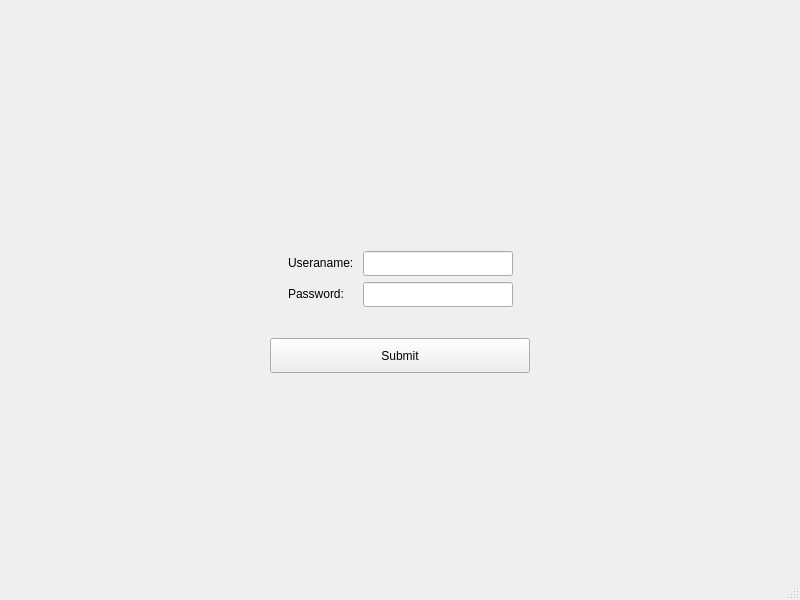
rondor1/Hands-on-QT, file Chapter2/mainwindow.ui: the form before one commit.
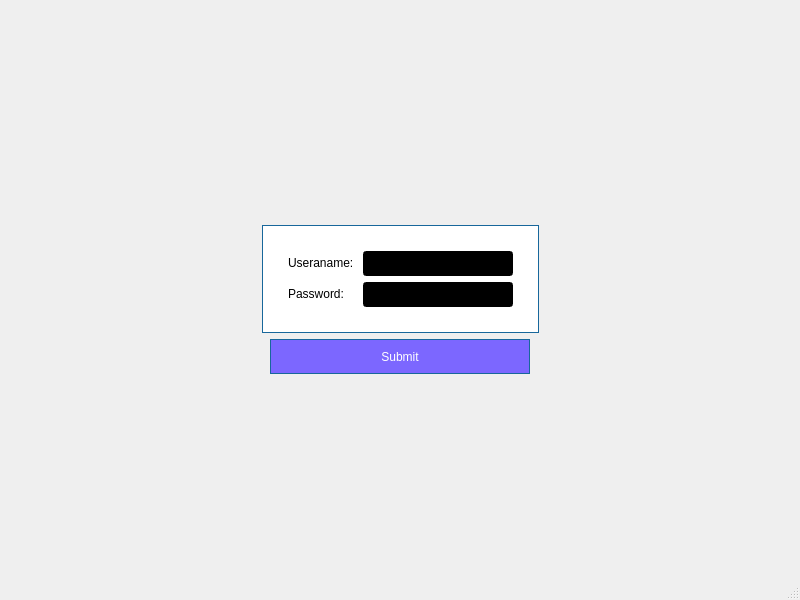
The form after the commit.

```diff
--- a/Chapter2/mainwindow.ui
+++ b/Chapter2/mainwindow.ui
@@ -50,6 +50,15 @@
        </spacer>
       </item>
       <item>
+       <widget class="QFrame" name="formFrame">
+        <property name="styleSheet">
+         <string notr="true">#formFrame
+{
+	border: 1px solid rgb(24, 103, 155);
+	boreder-radius: 5px;
+	background-color: white;
+}</string>
+        </property>
        <layout class="QFormLayout" name="formLayout">
         <property name="leftMargin">
          <number>25</number>
@@ -85,6 +94,9 @@
             <height>25</height>
            </size>
           </property>
+           <property name="styleSheet">
+            <string notr="true">QLineEdit { color:blue; background-color:black}</string>
+           </property>
          </widget>
         </item>
         <item row="1" column="1">
@@ -95,9 +107,13 @@
             <height>25</height>
            </size>
           </property>
+           <property name="styleSheet">
+            <string notr="true">QLineEdit { color:blue; background-color:black}</string>
+           </property>
          </widget>
         </item>
        </layout>
+       </widget>
       </item>
       <item>
        <spacer name="horizontalSpacer_4">
@@ -137,6 +153,15 @@
           <height>35</height>
          </size>
         </property>
+        <property name="styleSheet">
+         <string notr="true">QPushButton#pushButton 
+{
+	border: 1px solid rgb(24, 103, 155) ;
+	border-raduis: 5px;
+	background-color: rgb(124, 103, 255);
+	color: white;
+}</string>
+        </property>
         <property name="text">
          <string>Submit</string>
         </property>
```
Left out of the diff: 7 changed lines with no effect on the pictures. Lines whose indentation alone changed are shown as unchanged.
